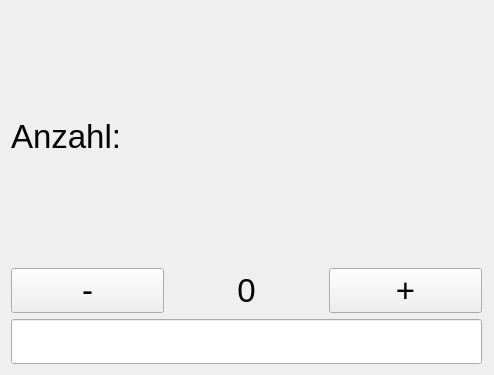
Above: TallyOnRaspberry/scanwidget.ui from Deltachi/Tally_Teamproject before the change. Below: the same form after it.
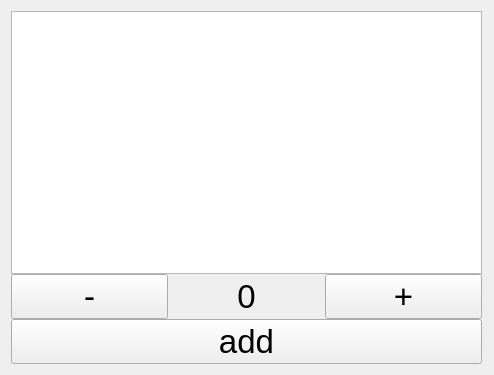
That is the form after the change.

Patch:
```diff
--- a/TallyOnRaspberry/scanwidget.ui
+++ b/TallyOnRaspberry/scanwidget.ui
@@ -18,15 +18,21 @@
     <layout class="QHBoxLayout" name="horizontalLayout_2" stretch="1">
      <item>
       <layout class="QVBoxLayout" name="verticalLayout">
+       <property name="spacing">
+        <number>0</number>
+       </property>
        <item>
-        <widget class="QLabel" name="label_2">
+        <widget class="QListWidget" name="listWidget">
          <property name="font">
           <font>
-           <pointsize>25</pointsize>
+           <pointsize>18</pointsize>
           </font>
          </property>
-         <property name="text">
-          <string>Anzahl:</string>
+         <property name="iconSize">
+          <size>
+           <width>55</width>
+           <height>55</height>
+          </size>
          </property>
         </widget>
        </item>
@@ -74,12 +80,15 @@
         </layout>
        </item>
        <item>
-        <widget class="QLineEdit" name="lineEdit">
+        <widget class="QPushButton" name="pushButton_add">
          <property name="font">
           <font>
            <pointsize>25</pointsize>
           </font>
          </property>
+         <property name="text">
+          <string>add</string>
+         </property>
         </widget>
        </item>
       </layout>
```
Left out of the diff: 17 changed lines with no effect on the pictures.
